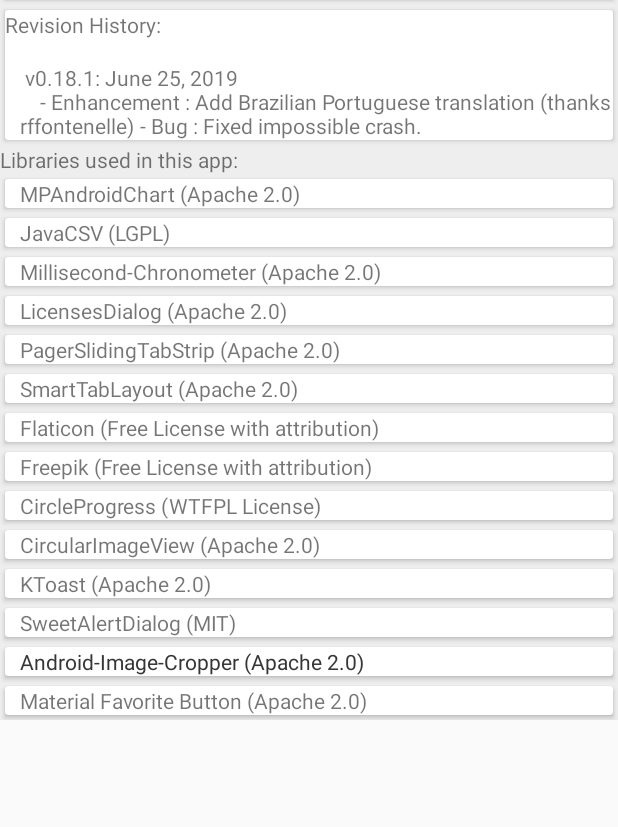
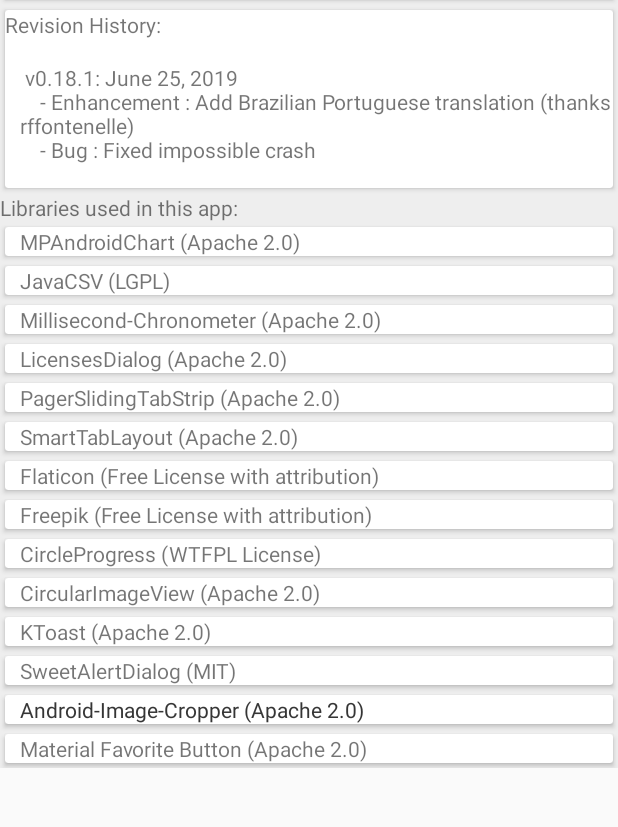
Before and after one commit to moon920830/fastnfitness, an Android app: the fragment AboutFragment shown on its own in the app's theme, on a phone screen of 412 x 824 dp, the part 208-1035 px from its top. Run offline under Robolectric (Android 15) with nearby library versions, the light colour scheme and no system bars; libraries missing offline, so code that uses them is left out: de.psdev.licensesdialog; 1 statement that could not run was skipped.

Commit message:
updated changelog

```diff
--- a/app/src/main/res/values/about.xml
+++ b/app/src/main/res/values/about.xml
@@ -11,8 +11,8 @@
     <string name="revision_history_label" translatable="false">Revision History: </string>
     <string name="revision_history" translatable="false">\n
 v0.18.1: June 25, 2019\n
-\t- Enhancement : Add Brazilian Portuguese translation (thanks rffontenelle)
-\t- Bug : Fixed impossible crash.
+\t- Enhancement : Add Brazilian Portuguese translation (thanks rffontenelle)\n
+\t- Bug : Fixed impossible crash\n
 	</string>
     <string name="thanks_label" translatable="false">Libraries used in this app: </string>
     <string name="MPAndroidChart_content" translatable="false">MPAndroidChart (Apache 2.0)</string>
```
Also changed, not shown: 2 other files.
